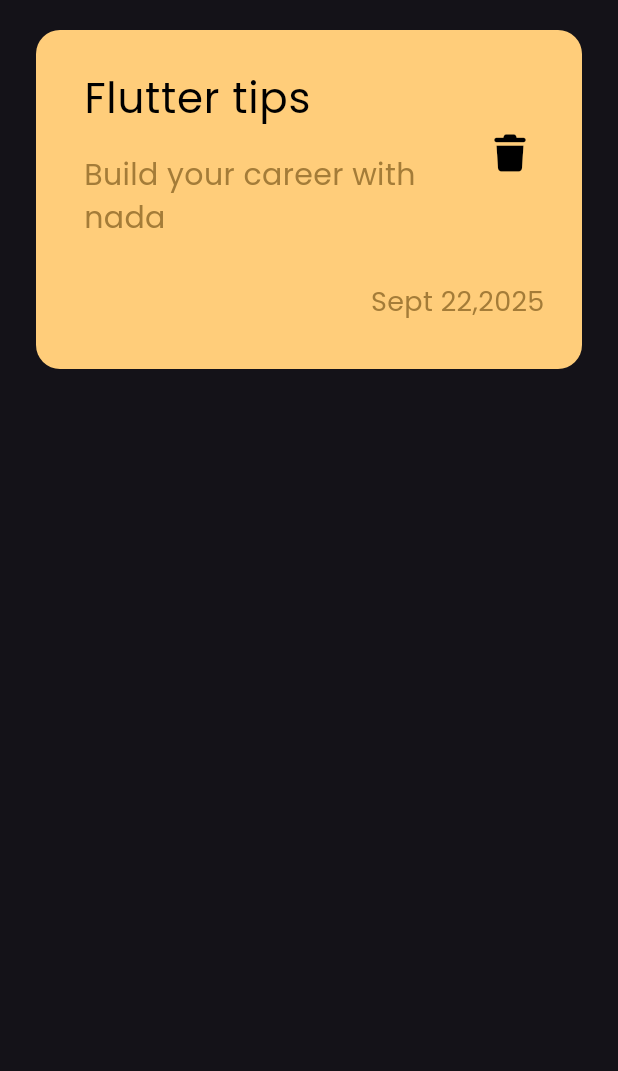
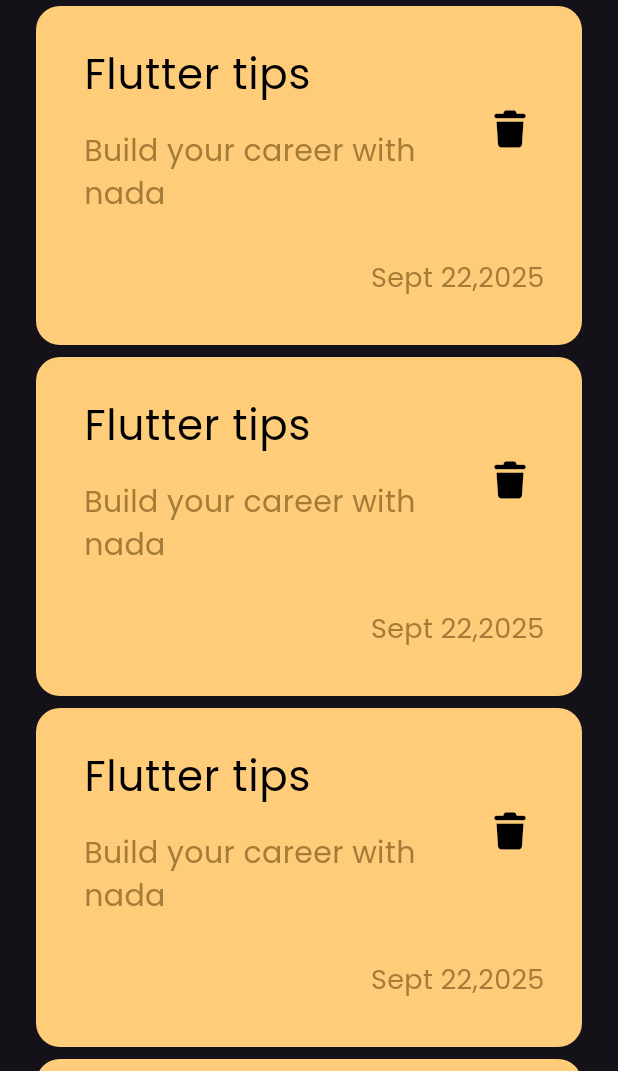
Before and after one commit to nada29348-hash/notes_app2, a Flutter app: the screen it shows after launch, on a phone screen of 412 x 824 dp, the part 165-1236 px from its top. Run offline on Flutter 3.47's test engine with Material 3 defaults, Android fonts, the phone set to English and light mode, and no system bars; our stand-ins replace font_awesome_flutter.

Commit message:
create notes list view

```diff
--- a/lib/widgets/custom_note_item.dart
+++ b/lib/widgets/custom_note_item.dart
@@ -23,9 +23,12 @@
                 style: TextStyle(color: Colors.black, fontSize: 28),
               ),
             ),
-            subtitle: Text(
-              'Build your career with nada',
-              style: TextStyle(color: Color(0xffA47C38), fontSize: 20),
+            subtitle: Padding(
+              padding: const EdgeInsets.only(right: 8),
+              child: Text(
+                'Build your career with nada',
+                style: TextStyle(color: Color(0xffA47C38), fontSize: 20),
+              ),
             ),
             trailing: IconButton(
               onPressed: () {},
--- /dev/null
+++ b/lib/widgets/notes_list_view.dart
@@ -0,0 +1,18 @@
+import 'package:flutter/material.dart';
+import 'package:notes_app2/widgets/custom_note_item.dart';
+
+class NotesListView extends StatelessWidget {
+  const NotesListView({super.key});
+
+  @override
+  Widget build(BuildContext context) {
+    return ListView.builder(
+      itemBuilder: (context, index) {
+        return const Padding(
+          padding: EdgeInsets.symmetric(vertical: 4),
+          child: CustomNoteItem(),
+        );
+      },
+    );
+  }
+}
--- a/lib/widgets/notes_view_body.dart
+++ b/lib/widgets/notes_view_body.dart
@@ -1,20 +1,20 @@
 import 'package:flutter/material.dart';
 import 'package:notes_app2/widgets/custom_app_bar.dart';
 import 'package:notes_app2/widgets/custom_note_item.dart';
+import 'package:notes_app2/widgets/notes_list_view.dart';
 
 class NotesViewBody extends StatelessWidget {
   const NotesViewBody({super.key});
 
   @override
   Widget build(BuildContext context) {
-    return Padding(
-      padding: const EdgeInsets.symmetric(horizontal: 24),
-      child: const Column(
+    return const Padding(
+      padding: EdgeInsets.symmetric(horizontal: 24),
+      child: Column(
         children: [
           SizedBox(height: 60),
           CustomAppBar(),
-          SizedBox(height: 20),
-          CustomNoteItem(),
+          Expanded(child: NotesListView()),
         ],
       ),
     );
```
